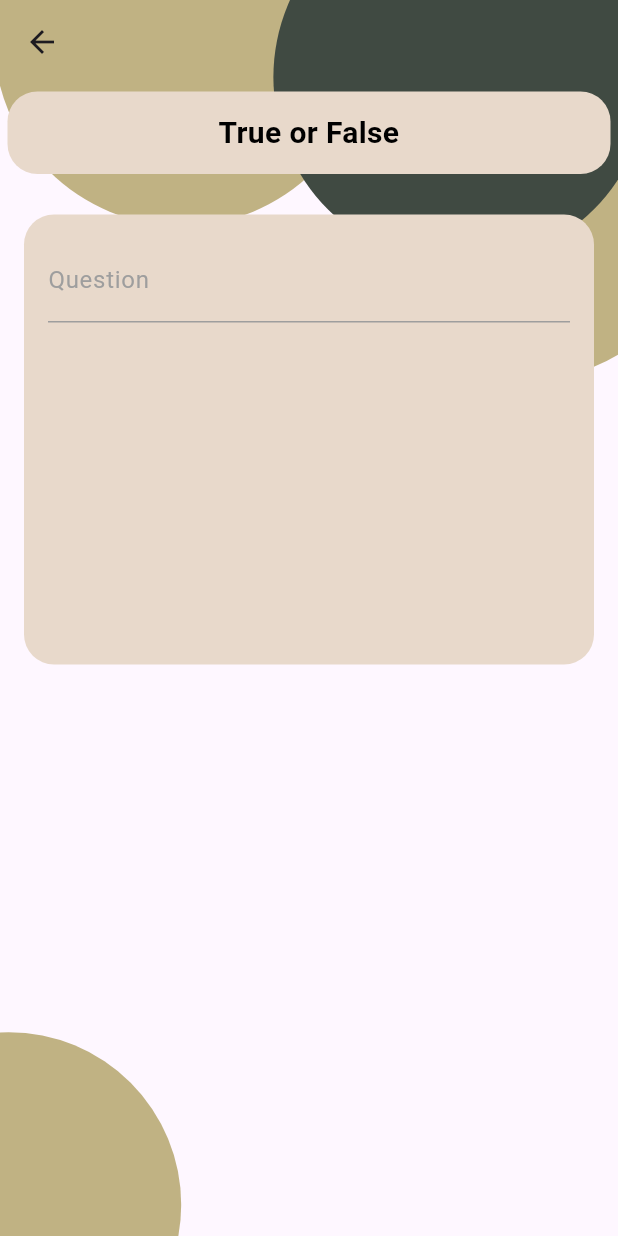
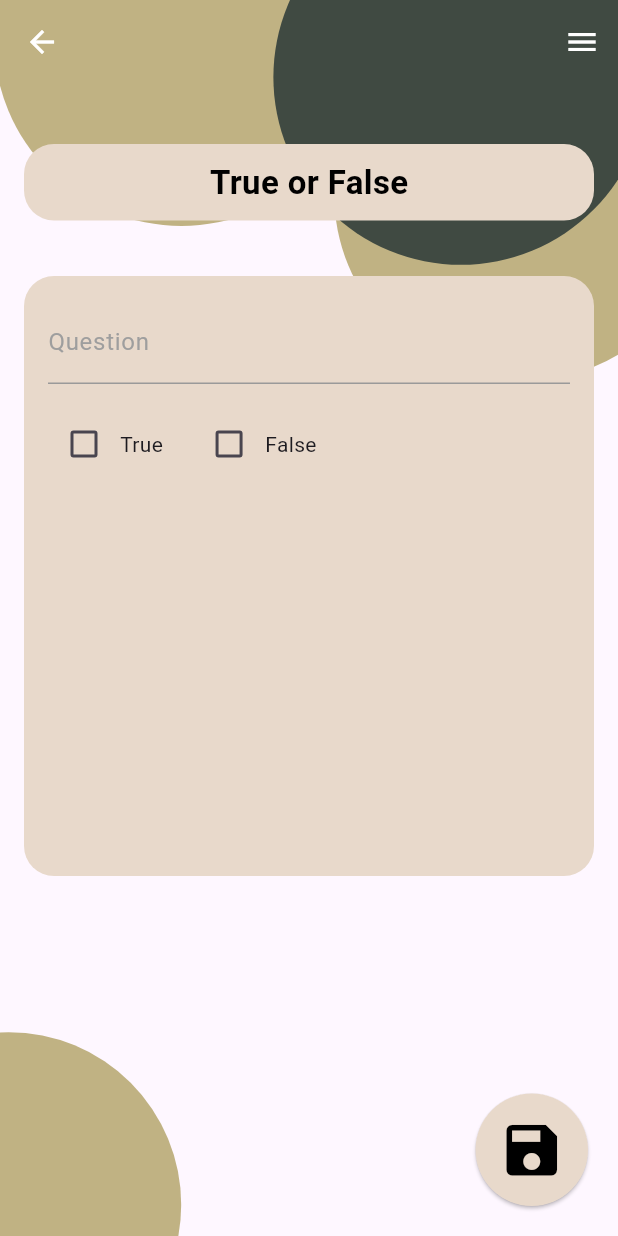
Before and after one commit to kutoreduso/EaStudy, a Flutter app: the TrueOrFalsePage screen opened directly, on a phone screen of 412 x 824 dp. Run offline on Flutter 3.47's test engine with Material 3 defaults, Android fonts, the phone set to English and light mode, and no system bars.

Commit message:
True or False Created

```diff
--- a/lib/addQuestionsScreen.dart
+++ b/lib/addQuestionsScreen.dart
@@ -534,155 +534,185 @@ class _MultipleChoiceState extends State<MultipleChoice> {
   }
 }
 
-class TrueOrFalsePage extends StatelessWidget {
+class TrueOrFalsePage extends StatefulWidget {
+  @override
+  _TrueFalseQuestionState createState() => _TrueFalseQuestionState();
+}
+
+class _TrueFalseQuestionState extends State<TrueOrFalsePage> {
+  bool isTrueSelected = false;
+  bool isFalseSelected = false;
+
   @override
   Widget build(BuildContext context) {
     return Scaffold(
       appBar: AppBar(
         backgroundColor: Colors.transparent,
+        elevation: 0,
+        leading: IconButton(
+          icon: const Icon(Icons.arrow_back, color: Colors.white),
+          onPressed: () {
+            Navigator.pushNamed(context, '/quizzes');
+          },
         ),
-      body: Stack(alignment: Alignment.center, children: [
-        // First circle
+        actions: [
+          IconButton(
+            icon: const Icon(Icons.menu, color: Colors.white),
+            onPressed: () {
+              // Handle menu button press
+            },
+          ),
+        ],
+      ),
+      body: Stack(
+        children: [
+          // Background Circles
           Align(
-          alignment: Alignment(-2.20, 1.35), // Adjusted alignment
+            alignment: const Alignment(-2.20, 1.35),
             child: Container(
               width: 230,
               height: 230,
-            decoration: BoxDecoration(
+              decoration: const BoxDecoration(
                 shape: BoxShape.circle,
                 color: Color(0xFFC0B283),
               ),
             ),
           ),
-        // Second circle
           Align(
-          alignment: Alignment(-1.05, -1.60), // Adjusted alignment
+            alignment: const Alignment(-1.05, -1.60),
             child: Container(
               width: 250,
               height: 250,
-            decoration: BoxDecoration(
+              decoration: const BoxDecoration(
                 shape: BoxShape.circle,
                 color: Color(0xFFC0B283),
               ),
             ),
           ),
-        // Third circle
           Align(
-          alignment: Alignment(1.75, -1.20), // Adjusted alignment
+            alignment: const Alignment(1.75, -1.20),
             child: Container(
               width: 250,
               height: 250,
-            decoration: BoxDecoration(
+              decoration: const BoxDecoration(
                 shape: BoxShape.circle,
                 color: Color(0xFFC0B283),
               ),
             ),
           ),
-        // Fourth circle with a darker color
           Align(
-          alignment: Alignment(1.25, -1.50), // Adjusted alignment
+            alignment: const Alignment(1.25, -1.50),
             child: Container(
               width: 250,
               height: 250,
-            decoration: BoxDecoration(
+              decoration: const BoxDecoration(
                 shape: BoxShape.circle,
                 color: Color(0xFF404A42),
               ),
             ),
           ),
-        // Content inside Padding
-        Padding(
-          padding: const EdgeInsets.all(5.0),
-          child: Column(
-            crossAxisAlignment: CrossAxisAlignment.stretch,
-            children: [
-              // Container Box for content
-              Container(
-                height: 55,
-                decoration: BoxDecoration(
+
+          // Title Section
+          Positioned(
+            top: 40, // Adjust position as needed
+            left: 16,
+            right: 16,
+            child: Container(
+              decoration: const BoxDecoration(
                 color: Color(0xFFE8D9CB),
-                  borderRadius: BorderRadius.circular(20),
+                borderRadius: BorderRadius.all(Radius.circular(20)),
               ),
-                // Text content
-                child: Center(
+              padding: const EdgeInsets.symmetric(vertical: 10.0),
+              child: const Center(
                 child: Text(
                   'True or False',
-                    textAlign: TextAlign.center,
                   style: TextStyle(
-                      fontSize: 20,
+                    fontSize: 22,
+                    fontWeight: FontWeight.bold,
                     color: Colors.black,
-                      fontWeight: FontWeight.bold,
                   ),
                 ),
               ),
             ),
-            ],
           ),
+          const SizedBox(
+            height: 10,
           ),
-        SizedBox(height: 55),
-
-        // Positioned widget for moving the bottom content lower
-        Positioned(
-            top:
-                80, // This controls how far from the bottom the content will be
-            left: 0,
-            right: 0,
-            child: Padding(
-              padding:
-                  const EdgeInsets.symmetric(horizontal: 16.0, vertical: 7.0),
-              child:
-                  // Container Box for content
+          // Main Content
+          Padding(
+            padding: const EdgeInsets.all(16.0),
+            child: Column(
+              children: [
+                const Spacer(), // Pushes the content downward
                 Container(
-                width: 50, // Adjust the width to your preference
-                height: 300,
+                  width: double.infinity,
+                  height: 400,
                   decoration: BoxDecoration(
-                  color: Color(0xFFE8D9CB),
+                    color: const Color(0xFFE8D9CB),
                     borderRadius: BorderRadius.circular(20),
                   ),
-                // Text content
                   child: Center(
-                  child: Row(
-                    children: [
-                      Expanded(
-                        // Ensures the TextField takes up available space
                     child: Column(
-                          crossAxisAlignment:
-                              CrossAxisAlignment.start, // Align to the top-left
+                      crossAxisAlignment: CrossAxisAlignment.start,
                       children: [
                         Padding(
-                              padding: const EdgeInsets.all(
-                                  16.0), // Optional padding for spacing
+                          padding: const EdgeInsets.all(16.0),
                           child: TextField(
                             decoration: InputDecoration(
-                                  labelText:
-                                      'Question', // Add a label for the question field
-                                  labelStyle: TextStyle(
-                                    color: Colors
-                                        .grey, // Customize the label text style
-                                    fontSize: 16,
+                              labelText: 'Question',
+                              labelStyle: const TextStyle(
+                                  color: Colors.grey, fontSize: 16),
+                              hintText: 'Type your question here',
+                              hintStyle: TextStyle(color: Colors.grey.shade400),
+                              border: const UnderlineInputBorder(),
+                              focusedBorder: const UnderlineInputBorder(
+                                borderSide: BorderSide(
+                                    color: Color.fromARGB(255, 0, 0, 0)),
                               ),
-                                  hintText:
-                                      'Type your question here', // Add a hint for the field
-                                  hintStyle: TextStyle(
-                                    color:
-                                        Colors.grey.shade400, // Hint text color
-                                  ),
-                                  border:
-                                      UnderlineInputBorder(), // Default underlined border
-                                  focusedBorder: UnderlineInputBorder(
+                              enabledBorder: const UnderlineInputBorder(
                                 borderSide: BorderSide(
-                                      color: Colors
-                                          .blue, // Underline color when focused
-                                    ),
-                                  ),
-                                  enabledBorder: UnderlineInputBorder(
-                                    borderSide: BorderSide(
-                                      color: Colors
-                                          .grey, // Underline color when not focused
+                                    color: Color.fromARGB(255, 154, 154, 154)),
                               ),
                             ),
                           ),
                         ),
+                        // True/False Checkbox Section
+                        Padding(
+                          padding: const EdgeInsets.symmetric(horizontal: 16.0),
+                          child: Row(
+                            children: [
+                              Row(
+                                children: [
+                                  Checkbox(
+                                    value: isTrueSelected,
+                                    onChanged: (bool? value) {
+                                      if (value == null) return;
+                                      if (!mounted) return;
+                                      setState(() {
+                                        isTrueSelected = value;
+                                        isFalseSelected = !value;
+                                      });
+                                    },
+                                  ),
+                                  const Text('True'),
+                                ],
+                              ),
+                              const SizedBox(width: 20),
+                              Row(
+                                children: [
+                                  Checkbox(
+                                    value: isFalseSelected,
+                                    onChanged: (bool? value) {
+                                      if (value == null) return;
+                                      if (!mounted) return;
+                                      setState(() {
+                                        isFalseSelected = value;
+                                        isTrueSelected = !value;
+                                      });
+                                    },
+                                  ),
+                                  const Text('False'),
+                                ],
                               ),
                             ],
                           ),
@@ -691,14 +721,37 @@ class TrueOrFalsePage extends StatelessWidget {
                     ),
                   ),
                 ),
-            ))
-      ]),
+                const Spacer(
+                    flex: 2), // Add more spacing below the content if necessary
+              ],
+            ),
+          ),
+
+          // Save Button
+          Positioned(
+            bottom: 20, // Adjust distance from the bottom
+            right: 20, // Adjust distance from the right
+            child: ElevatedButton(
+              onPressed: () {
+                // Save logic goes here
+                ScaffoldMessenger.of(context).showSnackBar(
+                  const SnackBar(content: Text('Saved!')),
+                );
+              },
+              style: ElevatedButton.styleFrom(
+                padding: const EdgeInsets.all(15),
+                backgroundColor: Color(0xFFE8D9CB),
+                shape: const CircleBorder(), // Makes the button circular
+              ),
+              child: const Icon(
+                Icons.save, // Save icon
+                color: Colors.black,
+                size: 45, // Adjust icon size
+              ),
+            ),
+          ),
+        ],
+      ),
     );
   }
 }
-
-void main() {
-  runApp(MaterialApp(
-    home: AddQuestionsScreen(quizName: "Sample Quiz"), // Pass quiz name here
-  ));
-}
```
Lines whose indentation alone changed are shown as unchanged.
